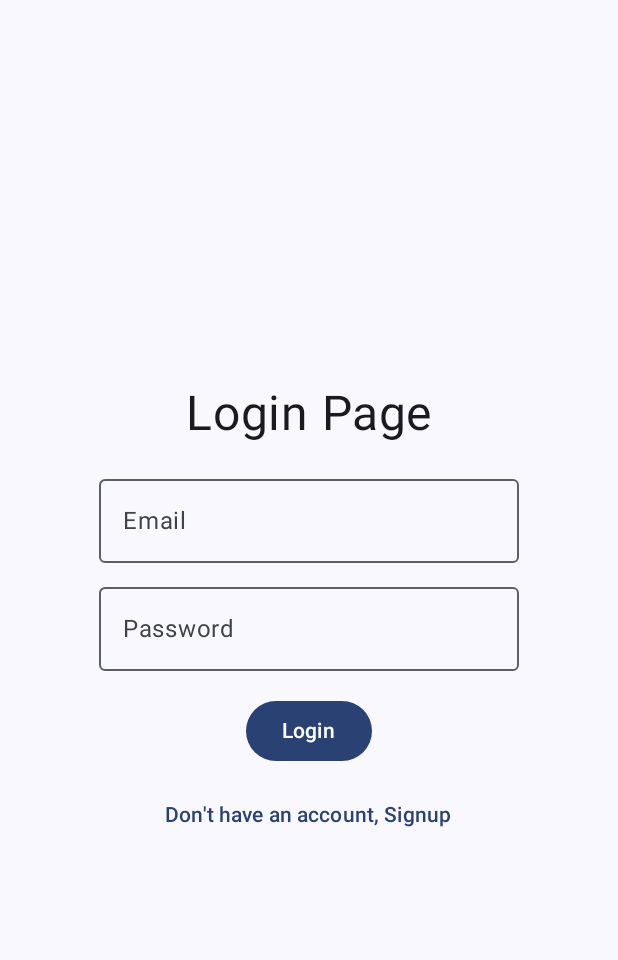
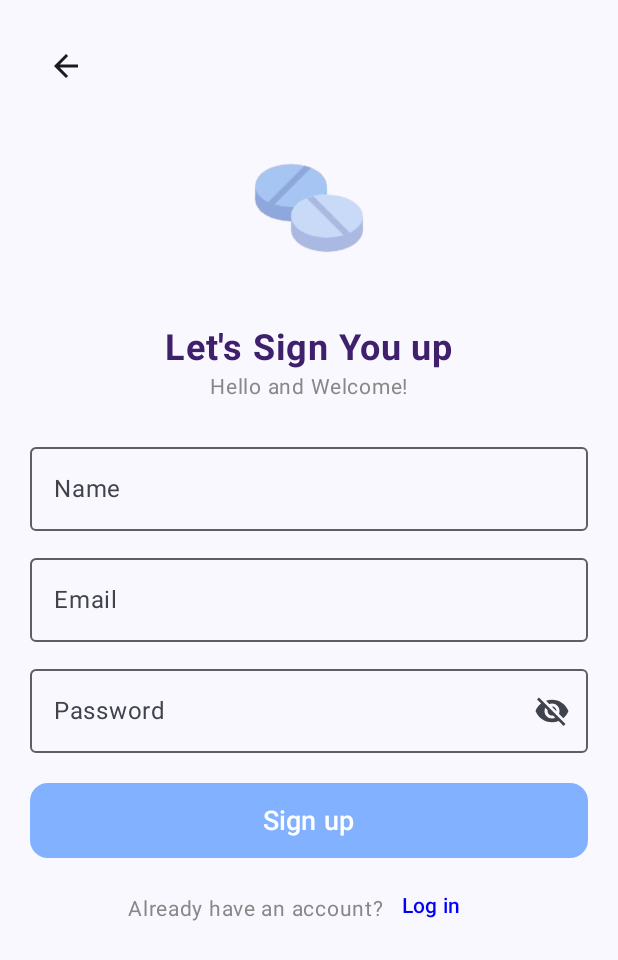
Before and after one commit to abdo1salah/medical_reiminder, an Android app built with Jetpack Compose: the screen it shows after launch (MainActivity), on a phone screen of 412 x 824 dp. Shown: the top 960 px of the screen. Run offline under Robolectric (Android 15) with nearby library versions, the phone set to English and light mode, and no system bars; our stand-ins replace Firebase (no records; nobody signed in at launch, a user with empty details on screens opened directly), Room's generated code; libraries missing offline, so code that uses them is left out: com.google.mlkit.vision.

Commit message:
Amr Signup

```diff
--- a/app/build.gradle.kts
+++ b/app/build.gradle.kts
@@ -46,7 +46,13 @@ android {
 }
 
 dependencies {
-
+    implementation("androidx.compose.material:material-icons-extended:1.4.3")
+    implementation("androidx.compose.ui:ui:1.6.0") // Update version if needed
+    implementation("androidx.compose.material3:material3:1.2.0") // Material 3
+    implementation("androidx.compose.foundation:foundation:1.6.0")
+    implementation("androidx.compose.runtime:runtime:1.6.0")
+    implementation("androidx.activity:activity-compose:1.8.2")
+    implementation("androidx.lifecycle:lifecycle-runtime-compose:2.6.2")
     implementation(libs.androidx.core.ktx)
     implementation(libs.androidx.lifecycle.runtime.ktx)
     implementation(libs.androidx.activity.compose)
--- a/app/src/main/AndroidManifest.xml
+++ b/app/src/main/AndroidManifest.xml
@@ -1,8 +1,10 @@
 <?xml version="1.0" encoding="utf-8"?>
 <manifest xmlns:android="http://schemas.android.com/apk/res/android"
     xmlns:tools="http://schemas.android.com/tools">
+
     <uses-permission android:name="android.permission.INTERNET" />
     <uses-permission android:name="android.permission.ACCESS_NETWORK_STATE" />
+
     <application
         android:allowBackup="true"
         android:dataExtractionRules="@xml/data_extraction_rules"
@@ -13,6 +15,11 @@
         android:supportsRtl="true"
         android:theme="@style/Theme.MedicalReiminder"
         tools:targetApi="31">
+        <activity
+            android:name=".SignupActivity"
+            android:exported="false"
+            android:label="@string/title_activity_signup"
+            android:theme="@style/Theme.MedicalReiminder" />
         <activity
             android:name=".MainActivity"
             android:exported="true"
--- /dev/null
+++ b/app/src/main/java/com/example/medicalreiminder/SignupActivity.kt
@@ -0,0 +1,164 @@
+package com.example.medicalreiminder
+
+import android.os.Bundle
+import androidx.activity.ComponentActivity
+import androidx.activity.compose.setContent
+import androidx.compose.foundation.Image
+import androidx.compose.foundation.layout.*
+import androidx.compose.foundation.shape.RoundedCornerShape
+import androidx.compose.foundation.text.KeyboardOptions
+import androidx.compose.material.icons.Icons
+import androidx.compose.material.icons.filled.ArrowBack
+import androidx.compose.material.icons.filled.Visibility
+import androidx.compose.material.icons.filled.VisibilityOff
+import androidx.compose.material3.*
+import androidx.compose.runtime.*
+import androidx.compose.ui.Alignment
+import androidx.compose.ui.Modifier
+import androidx.compose.ui.graphics.Color
+import androidx.compose.ui.res.painterResource
+import androidx.compose.ui.text.font.FontWeight
+import androidx.compose.ui.text.input.KeyboardType
+import androidx.compose.ui.text.input.PasswordVisualTransformation
+import androidx.compose.ui.text.input.VisualTransformation
+import androidx.compose.ui.tooling.preview.Preview
+import androidx.compose.ui.unit.dp
+import androidx.compose.ui.unit.sp
+
+class SignupActivity : ComponentActivity() {
+    override fun onCreate(savedInstanceState: Bundle?) {
+        super.onCreate(savedInstanceState)
+        setContent {
+            SignupScreen(Modifier)
+        }
+    }
+}
+
+@Composable
+fun SignupScreen(modifier: Modifier = Modifier) {
+    var name by remember { mutableStateOf("") }
+    var email by remember { mutableStateOf("") }
+    var password by remember { mutableStateOf("") }
+    var passwordVisible by remember { mutableStateOf(false) }
+
+    Column(
+        modifier = modifier
+            .fillMaxSize()
+            .padding(20.dp),
+        horizontalAlignment = Alignment.CenterHorizontally
+    ) {
+        // Back Button
+        Row(
+            modifier = Modifier.fillMaxWidth(),
+            verticalAlignment = Alignment.CenterVertically
+        ) {
+            IconButton(onClick = { /* Handle back navigation */ }) {
+                Icon(imageVector = Icons.Default.ArrowBack, contentDescription = "Back")
+            }
+        }
+
+        Spacer(modifier = Modifier.height(10.dp))
+
+        // Pills Image
+        Image(
+            painter = painterResource(id = R.drawable.pills),
+            contentDescription = "pills",
+            modifier = Modifier.size(120.dp)
+        )
+
+        Spacer(modifier = Modifier.height(20.dp))
+
+        // Signup Texts
+        Text(
+            text = "Let's Sign You up",
+            fontSize = 24.sp,
+            fontWeight = FontWeight.Bold,
+            color = Color(0xFF3E206D)
+        )
+        Text(
+            text = "Hello and Welcome!",
+            fontSize = 14.sp,
+            color = Color.Gray
+        )
+
+        Spacer(modifier = Modifier.height(20.dp))
+
+        // Name Field
+        OutlinedTextField(
+            value = name,
+            onValueChange = { name = it },
+            label = { Text("Name") },
+            modifier = Modifier.fillMaxWidth()
+        )
+
+        Spacer(modifier = Modifier.height(10.dp))
+
+        // Email Field
+        OutlinedTextField(
+            value = email,
+            onValueChange = { email = it },
+            label = { Text("Email") },
+            keyboardOptions = KeyboardOptions(keyboardType = KeyboardType.Email),
+            modifier = Modifier.fillMaxWidth()
+        )
+
+        Spacer(modifier = Modifier.height(10.dp))
+
+        // Password Field
+        OutlinedTextField(
+            value = password,
+            onValueChange = { password = it },
+            label = { Text("Password") },
+            placeholder = { Text("at least 8 characters") },
+            keyboardOptions = KeyboardOptions(keyboardType = KeyboardType.Password),
+            visualTransformation = if (passwordVisible) VisualTransformation.None else PasswordVisualTransformation(),
+            trailingIcon = {
+                IconButton(onClick = { passwordVisible = !passwordVisible }) {
+                    Icon(
+                        imageVector = if (passwordVisible) Icons.Default.Visibility else Icons.Default.VisibilityOff,
+                        contentDescription = if (passwordVisible) "Hide password" else "Show password"
+                    )
+                }
+            },
+            modifier = Modifier.fillMaxWidth()
+        )
+
+        Spacer(modifier = Modifier.height(20.dp))
+
+        // Sign Up Button
+        Button(
+            onClick = { /* Handle Sign Up Logic */ },
+            modifier = Modifier
+                .fillMaxWidth()
+                .height(50.dp),
+            shape = RoundedCornerShape(12.dp),
+            colors = ButtonDefaults.buttonColors(containerColor = Color(0xFF82B1FF))
+        ) {
+            Text("Sign up", fontSize = 18.sp, color = Color.White)
+        }
+
+        Spacer(modifier = Modifier.height(10.dp))
+
+        Row(
+            modifier = Modifier.fillMaxWidth(),
+            horizontalArrangement = Arrangement.Center,
+            verticalAlignment = Alignment.CenterVertically
+        ) {
+            Text("Already have an account? ", fontSize = 14.sp, color = Color.Gray)
+            TextButton(
+                onClick = { /* Navigate to Login Screen */ },
+                modifier = Modifier
+                    .padding(start = 4.dp)
+                    .offset(x = (-8).dp, y = (-2).dp) // Moved left and up
+            ) {
+                Text("Log in", fontSize = 14.sp, color = Color.Blue)
+            }
+        }
+    }
+}
+
+@Preview(showBackground = true)
+@Composable
+fun PreviewSignupScreen() {
+    SignupScreen()
+}
--- a/app/src/main/java/com/example/medicalreiminder/presentation/Navigation.kt
+++ b/app/src/main/java/com/example/medicalreiminder/presentation/Navigation.kt
@@ -15,6 +15,7 @@ import androidx.navigation.toRoute
 import com.example.medicalreiminder.model.utils.navigateAndDontComeBack
 import com.example.medicalreiminder.viewModels.AuthenticationViewModel
 import com.example.medicalreiminder.viewModels.ReminderViewModel
+import com.example.medicalreiminder.SignupScreen
 import kotlinx.serialization.Serializable
 
 @Serializable
@@ -37,7 +38,7 @@ fun Navigation(
     appContext: Application
 ) {
 
-    NavHost(navController = navController, startDestination = SignIn) {
+    NavHost(navController = navController, startDestination = SignUp) {
         val authenticationViewModel = AuthenticationViewModel()
         val reminderViewModel = ReminderViewModel(appContext)
         composable<Authentication> {
@@ -56,9 +57,7 @@ fun Navigation(
             }
         }
         composable<SignUp> {
-            signup(modifier) {
-                navController.navigate(route = Main)
-            }
+            SignupScreen(modifier)
         }
         composable<Main> {
             main(modifier) {
--- a/app/src/main/res/values/strings.xml
+++ b/app/src/main/res/values/strings.xml
@@ -1,3 +1,4 @@
 <resources>
     <string name="app_name">medical reiminder</string>
+    <string name="title_activity_signup">SignupActivity</string>
 </resources>
--- a/gradle/libs.versions.toml
+++ b/gradle/libs.versions.toml
@@ -1,5 +1,5 @@
 [versions]
-agp = "8.7.3"
+agp = "8.9.0"
 converterGson = "2.9.0"
 firebaseBom = "33.10.0"
 gson = "2.10.1"
```
Also changed, not shown: app/src/main/res/drawable/pills.png (added), gradle/wrapper/gradle-wrapper.properties.
